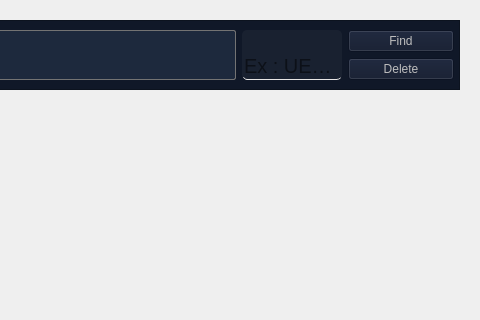
First picture: the form in PluginBuilder/unrealversions.ui, repository Mecanes-Org/PluginBuilder-source, before the edit; both pictures show x 230 to 710 and y 0 to 320 of the 710 by 600 pixel window.
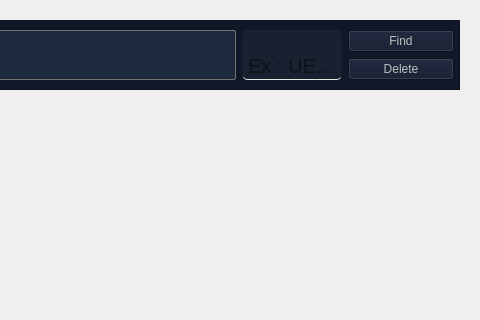
Second picture: the form after the edit.

The edit to the form file:
```diff
--- a/PluginBuilder/unrealversions.ui
+++ b/PluginBuilder/unrealversions.ui
@@ -55,7 +55,7 @@
 QLineEdit#lineEdit_UE_versionName{
 	border: none;
 	border-bottom: 1px solid #E7E5E4 ;
-	background-color:  rgba(255, 255, 255, 10);
+	background-color:  rgba(255, 255, 255,  10);
 	border-radius: 5px;
 }
 
@@ -193,11 +193,17 @@
                <item>
                 <widget class="QLineEdit" name="lineEdit_UE_versionName">
                  <property name="sizePolicy">
-                  <sizepolicy hsizetype="Expanding" vsizetype="Maximum">
+                  <sizepolicy hsizetype="Minimum" vsizetype="Maximum">
                    <horstretch>0</horstretch>
                    <verstretch>0</verstretch>
                   </sizepolicy>
                  </property>
+                 <property name="minimumSize">
+                  <size>
+                   <width>0</width>
+                   <height>40</height>
+                  </size>
+                 </property>
                  <property name="maximumSize">
                   <size>
                    <width>100</width>
@@ -224,7 +230,7 @@
                   <number>10</number>
                  </property>
                  <property name="alignment">
-                  <set>Qt::AlignmentFlag::AlignBottom|Qt::AlignmentFlag::AlignLeading|Qt::AlignmentFlag::AlignLeft</set>
+                  <set>Qt::AlignmentFlag::AlignBottom|Qt::AlignmentFlag::AlignHCenter</set>
                  </property>
                  <property name="placeholderText">
                   <string>Ex : UE5_7</string>
```
Left out of the diff: 6 changed lines with no effect on the pictures.
